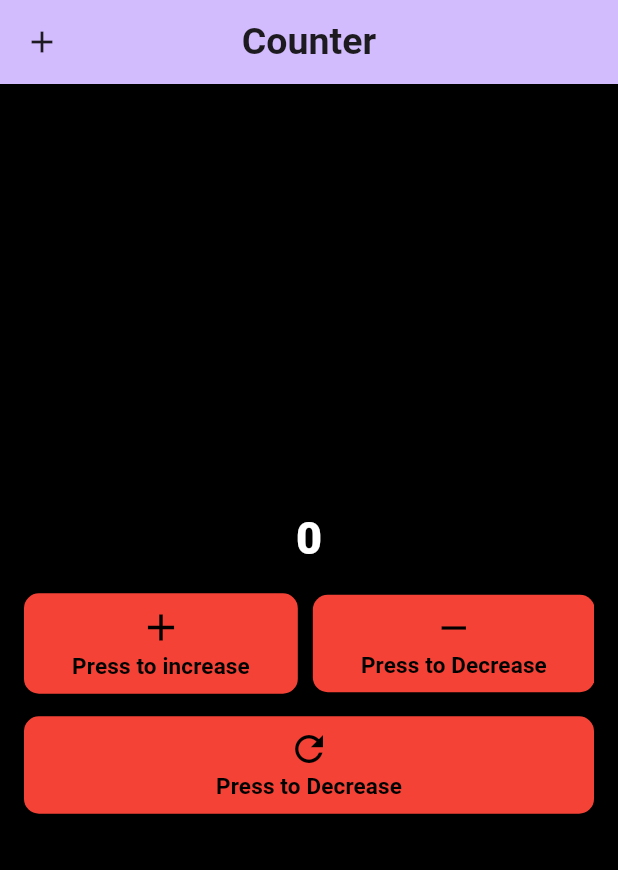
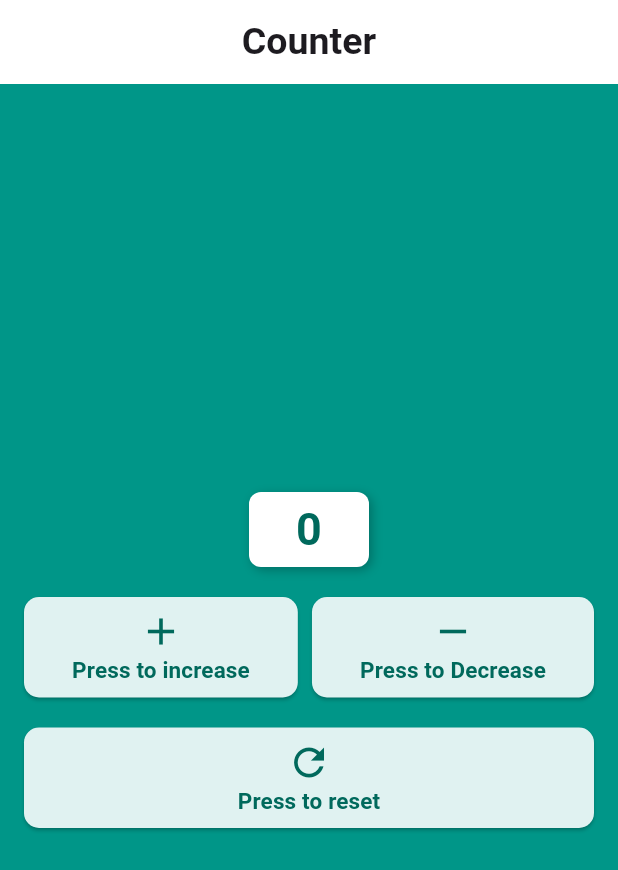
Before and after one commit to shohagahmmed99/Assignments, a Flutter app: the screen it shows after launch, on a phone screen of 412 x 824 dp. Shown: the top 870 px of the screen. Run offline on Flutter 3.47's test engine with Material 3 defaults, Android fonts, the phone set to English and light mode, and no system bars.

Commit message:
use reusable button,corrected some counter logic

```diff
--- a/lib/counter.dart
+++ b/lib/counter.dart
@@ -7,125 +7,75 @@ class CounterApp extends StatefulWidget {
   State<CounterApp> createState() => _CounterAppState();
 }
 
+class _CounterAppState extends State<CounterApp> {
   int counter = 0;
-bool isDark = false;
-
-class _CounterAppState extends State<CounterApp> {
   @override
   Widget build(BuildContext context) {
-    // bool isDark = false;
     return Scaffold(
-      backgroundColor: (isDark) ? Colors.white : Colors.black,
+      backgroundColor: Colors.teal,
       appBar: AppBar(
-        backgroundColor: Theme.of(context).colorScheme.inversePrimary,
+        backgroundColor: Colors.white,
         title: Text("Counter", style: TextStyle(fontWeight: FontWeight.w700, fontSize: 25)),
         centerTitle: true,
-
-        leading: InkWell(
-          child: Icon((isDark) ? Icons.light : Icons.add),
-          onTap: () {
-            setState(() {
-              isDark = !isDark;
-            });
-          },
-        ),
       ),
       body: Padding(
         padding: const EdgeInsets.all(16.0),
         child: Center(
           child: Column(
-            spacing: 15,
+            spacing: 20,
             mainAxisAlignment: .center,
             children: [
-              Text(
+              Container(
+                width: 80,
+                height: 50,
+                decoration: BoxDecoration(
+                  color: Colors.white,
+                  borderRadius: BorderRadius.circular(8),
+                  boxShadow: [BoxShadow(color: Colors.black26, blurRadius: 5, offset: Offset(2, 2))],
+                ),
+                alignment: Alignment.center,
+                child: Text(
                   '$counter',
-                style: TextStyle(color: Colors.white, fontSize: 30, fontWeight: FontWeight.w800),
+                  style: TextStyle(fontSize: 30, fontWeight: FontWeight.bold, color: Colors.teal.shade800),
                 ),
-
-              SingleChildScrollView(
-                scrollDirection: Axis.horizontal,
-                child: Row(
-                  spacing: 10,
+              ),
+              Row(
+                mainAxisAlignment: MainAxisAlignment.spaceBetween,
                 children: [
-                    ElevatedButton(
+                  ButtonWidget(
+                    title: "Press to increase",
+                    icon: Icons.add,
                     onPressed: () {
                       setState(() {
                         counter++;
                       });
                     },
-                      style: ElevatedButton.styleFrom(
-                        //side: BorderSide(),
-                        backgroundColor: Colors.red,
-                        shape: RoundedRectangleBorder(borderRadius: BorderRadius.circular(10)),
                   ),
-                      child: Padding(
-                        padding: const EdgeInsets.all(8.0),
-                        child: Column(
-                          children: [
-                            Icon(Icons.add, size: 30, color: Colors.black),
-                            Text(
-                              "Press to increase",
-                              style: TextStyle(color: Colors.black, fontWeight: FontWeight.w700, fontSize: 15),
-                            ),
-                          ],
-                        ),
-                      ),
-                    ),
-
-                    ElevatedButton(
+                  ButtonWidget(
+                    title: "Press to Decrease",
+                    icon: Icons.remove,
                     onPressed: () {
                       if (counter <= 0) {
                         counter = 1;
+                        ScaffoldMessenger.of(context).showSnackBar(SnackBar(content: Text("Decresing Limit is 0")));
                       }
                       setState(() {
                         counter--;
                       });
                     },
-                      style: ElevatedButton.styleFrom(
-                        //side: BorderSide(),
-                        backgroundColor: Colors.red,
-                        shape: RoundedRectangleBorder(borderRadius: BorderRadius.circular(10)),
-                      ),
-                      child: Padding(
-                        padding: const EdgeInsets.all(8.0),
-                        child: Column(
-                          children: [
-                            Icon(Icons.remove, size: 28, color: Colors.black),
-                            Text(
-                              "Press to Decrease",
-                              style: TextStyle(color: Colors.black, fontWeight: FontWeight.w700, fontSize: 15),
                   ),
                 ],
               ),
-                      ),
-                    ),
-                  ],
-                ),
-              ),
-              ElevatedButton(
+              ButtonWidget(
+                title: "Press to reset",
+                icon: Icons.refresh,
+                size: Size(double.infinity, 25),
                 onPressed: () {
                   setState(() {
                     counter = 0;
+                    ScaffoldMessenger.of(context).showSnackBar(SnackBar(content: Text("Counter is reset")));
                   });
                 },
-                style: ElevatedButton.styleFrom(
-                  minimumSize: Size(double.infinity, 25),
-                  //side: BorderSide(),
-                  backgroundColor: Colors.red,
-                  shape: RoundedRectangleBorder(borderRadius: BorderRadius.circular(10)),
-                ),
-                child: Padding(
-                  padding: const EdgeInsets.all(8.0),
-                  child: Column(
-                    children: [
-                      Icon(Icons.refresh, size: 28, color: Colors.black),
-                      Text(
-                        "Press to Decrease",
-                        style: TextStyle(color: Colors.black, fontWeight: FontWeight.w700, fontSize: 15),
-                      ),
-                    ],
-                  ),
-                ),
               ),
             ],
           ),
@@ -134,3 +84,34 @@ class _CounterAppState extends State<CounterApp> {
     );
   }
 }
+
+class ButtonWidget extends StatelessWidget {
+  const ButtonWidget({super.key, required this.title, required this.icon, required this.onPressed, this.size});
+  final VoidCallback onPressed;
+  final IconData icon;
+  final String title;
+  final Size? size;
+  @override
+  Widget build(BuildContext context) {
+    return ElevatedButton(
+      onPressed: onPressed,
+      style: ElevatedButton.styleFrom(
+        minimumSize: size,
+        backgroundColor: Colors.teal.shade50,
+        shape: RoundedRectangleBorder(borderRadius: BorderRadius.circular(10)),
+      ),
+      child: Padding(
+        padding: const EdgeInsets.all(8.0),
+        child: Column(
+          children: [
+            Icon(icon, size: 30, color: Colors.teal.shade800),
+            Text(
+              title,
+              style: TextStyle(color: Colors.teal.shade800, fontWeight: FontWeight.w700, fontSize: 15),
+            ),
+          ],
+        ),
+      ),
+    );
+  }
+}
--- a/lib/main.dart
+++ b/lib/main.dart
@@ -10,12 +10,10 @@ class MyApp extends StatelessWidget {
   @override
   Widget build(BuildContext context) {
     return MaterialApp(
+      debugShowCheckedModeBanner: false,
       title: 'Flutter Demo',
-      theme: ThemeData(
-
-        colorScheme: .fromSeed(seedColor: Colors.deepPurple),
-      ),
-      home:CounterApp()
+      theme: ThemeData(colorScheme: .fromSeed(seedColor: Colors.deepPurple)),
+      home: CounterApp(),
     );
   }
 }
```
Lines whose indentation alone changed are shown as unchanged.
